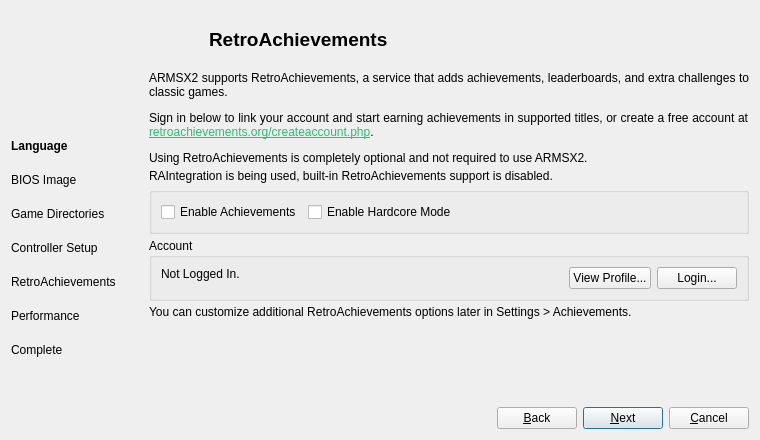
This is pcsx2-qt/SetupWizardDialog.ui in ARMSX2/ARMSX2 as Qt 5 draws it before an edit. The edited form follows.
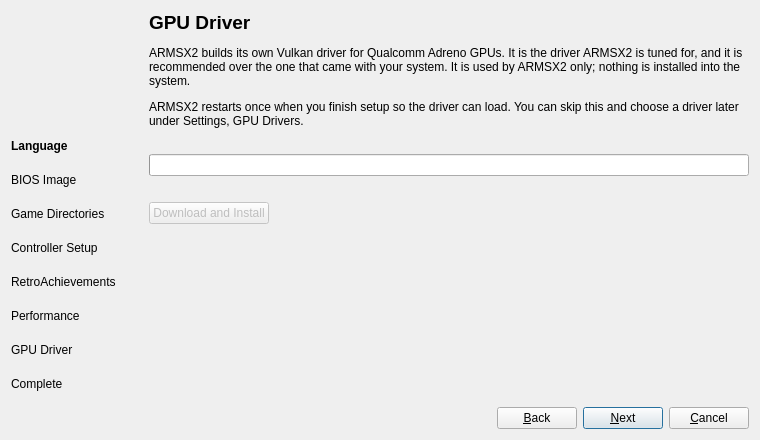
This is the edited form. The open tabs and pages were chosen to show the change. Icons and pictures are not drawn.

Commit message: Qt: setup wizard page offering the ARMSX2 GPU driver on Adreno

The edit to the form file:
```diff
--- a/pcsx2-qt/SetupWizardDialog.ui
+++ b/pcsx2-qt/SetupWizardDialog.ui
@@ -104,6 +104,13 @@
          </property>
         </widget>
        </item>
+       <item>
+        <widget class="QLabel" name="labelDriver">
+         <property name="text">
+          <string>GPU Driver</string>
+         </property>
+        </widget>
+       </item>
        <item>
         <widget class="QLabel" name="labelComplete">
          <property name="text">
@@ -952,6 +959,105 @@
        </item>
       </layout>
      </widget>
+     <widget class="QWidget" name="pageDriver">
+      <layout class="QVBoxLayout" name="verticalLayout_driver">
+       <property name="leftMargin">
+        <number>0</number>
+       </property>
+       <property name="topMargin">
+        <number>0</number>
+       </property>
+       <property name="rightMargin">
+        <number>0</number>
+       </property>
+       <property name="bottomMargin">
+        <number>0</number>
+       </property>
+       <item>
+        <widget class="QLabel" name="driverIntro">
+         <property name="text">
+          <string>&lt;html&gt;&lt;head/&gt;&lt;body&gt;&lt;p&gt;&lt;span style=&quot; font-size:14pt; font-weight:700;&quot;&gt;GPU Driver&lt;/span&gt;&lt;/p&gt;&lt;p&gt;ARMSX2 builds its own Vulkan driver for Qualcomm Adreno GPUs. It is the driver ARMSX2 is tuned for, and it is recommended over the one that came with your system. It is used by ARMSX2 only; nothing is installed into the system.&lt;/p&gt;&lt;p&gt;ARMSX2 restarts once when you finish setup so the driver can load. You can skip this and choose a driver later under Settings, GPU Drivers.&lt;/p&gt;&lt;/body&gt;&lt;/html&gt;</string>
+         </property>
+         <property name="alignment">
+          <set>Qt::AlignmentFlag::AlignLeading|Qt::AlignmentFlag::AlignLeft|Qt::AlignmentFlag::AlignTop</set>
+         </property>
+         <property name="wordWrap">
+          <bool>true</bool>
+         </property>
+        </widget>
+       </item>
+       <item>
+        <widget class="QLabel" name="driverOffer">
+         <property name="text">
+          <string/>
+         </property>
+         <property name="wordWrap">
+          <bool>true</bool>
+         </property>
+        </widget>
+       </item>
+       <item>
+        <widget class="QProgressBar" name="driverProgress">
+         <property name="visible">
+          <bool>false</bool>
+         </property>
+         <property name="maximum">
+          <number>1000</number>
+         </property>
+        </widget>
+       </item>
+       <item>
+        <widget class="QLabel" name="driverStatus">
+         <property name="text">
+          <string/>
+         </property>
+         <property name="wordWrap">
+          <bool>true</bool>
+         </property>
+        </widget>
+       </item>
+       <item>
+        <layout class="QHBoxLayout" name="driverButtons">
+         <item>
+          <widget class="QPushButton" name="driverInstall">
+           <property name="enabled">
+            <bool>false</bool>
+           </property>
+           <property name="text">
+            <string>Download and Install</string>
+           </property>
+          </widget>
+         </item>
+         <item>
+          <spacer name="horizontalSpacer_driver">
+           <property name="orientation">
+            <enum>Qt::Orientation::Horizontal</enum>
+           </property>
+           <property name="sizeHint" stdset="0">
+            <size>
+             <width>40</width>
+             <height>20</height>
+            </size>
+           </property>
+          </spacer>
+         </item>
+        </layout>
+       </item>
+       <item>
+        <spacer name="verticalSpacer_driver">
+         <property name="orientation">
+          <enum>Qt::Orientation::Vertical</enum>
+         </property>
+         <property name="sizeHint" stdset="0">
+          <size>
+           <width>20</width>
+           <height>40</height>
+          </size>
+         </property>
+        </spacer>
+       </item>
+      </layout>
+     </widget>
      <widget class="QWidget" name="pageComplete">
       <layout class="QVBoxLayout" name="verticalLayout_7">
        <property name="leftMargin">
```
Left out of the diff: 13 changed lines with no effect on the pictures. The commit also changes 3 other files.
